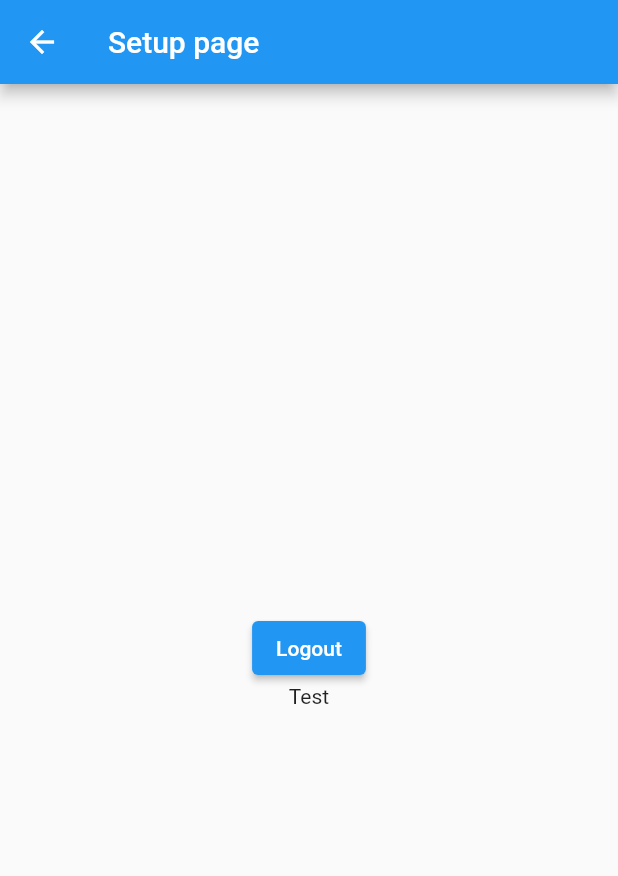
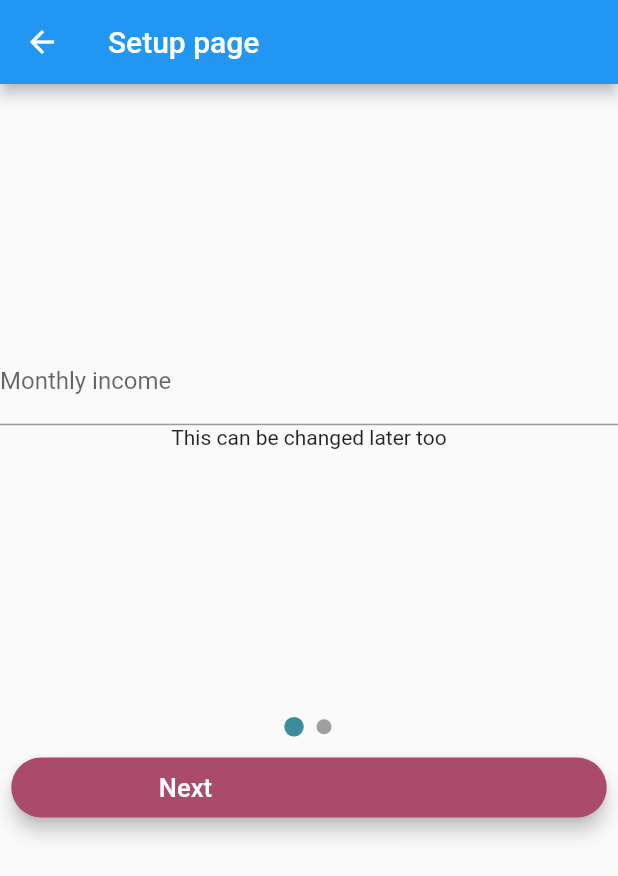
Before and after one commit to xtemplate24/budgetapp, a Flutter app: the SetupPage screen opened by its route, on a phone screen of 412 x 824 dp. Shown: the top 876 px of the screen. Run offline on Flutter 3.47's test engine with Material 2 defaults, Android fonts, the phone set to English and light mode, and no system bars; drawn by our look-alikes of smooth_page_indicator; our stand-ins replace cloud_firestore, firebase_auth, firebase_core, flutter_spinkit, sizer; accounts and stored records are empty.

Commit message:
Added set up screen and ability to update income

```diff
--- /dev/null
+++ b/lib/firebase_interactions/firebase_interactions.dart
@@ -0,0 +1,12 @@
+
+
+class FirebaseInteractions{
+  static Future<void> updateIncome(collection, uid, amount) {
+  return collection
+    .doc(uid)
+    .update({'income': amount})
+    .then((value) => print('updated'))
+    .catchError((error) => print("Failed to update user: $error"));
+}
+
+}
--- a/lib/screens/setup/setup.dart
+++ b/lib/screens/setup/setup.dart
@@ -1,3 +1,5 @@
+import 'package:budgetapp/components/color_theme.dart';
+import 'package:budgetapp/firebase_interactions/firebase_interactions.dart';
 import 'package:budgetapp/screens/home/home_state.dart';
 import 'package:flutter/material.dart';
 import 'package:budgetapp/screens/home/home_view.dart';
@@ -6,17 +8,13 @@ import 'package:cloud_firestore/cloud_firestore.dart';
 import 'package:firebase_auth/firebase_auth.dart';
 import 'package:flutter/material.dart';
 import 'package:sizer/sizer.dart';
+import 'package:smooth_page_indicator/smooth_page_indicator.dart';
 
 class SetupPage extends StatefulWidget {
   static const routeName = '/SetupPage';
   @override
   State<SetupPage> createState() => SetupPageState();
-
-
 }
-
-
-
 
 class SetupPageState extends State<SetupPage> {
   User? user = FirebaseAuth.instance.currentUser;
@@ -33,35 +31,103 @@ class SetupPageState extends State<SetupPage> {
   @override
   Widget build(BuildContext context) {
     CollectionReference users = FirebaseFirestore.instance.collection('users');
+    final TextEditingController budgetInputController = TextEditingController();
+    PageController pageController = PageController(
+      initialPage: 0,
+    );
 
     print("in setup page");
 
+    final pages = List.generate(
+      2,
+      ((index) => index == 0
+          ? Container(
+              child: Column(
+                  mainAxisAlignment: MainAxisAlignment.center,
+                  children: [
+                  TextField(
+                    keyboardType: TextInputType.number,
+                    controller: budgetInputController,
+                    decoration:
+                        const InputDecoration(labelText: "Monthly income"),
+                  ),
+                  const Text("This can be changed later too"),
+                ]))
+          : Container(
+              child: Text("Test"),
+            )),
+    );
+
+    Widget nextButton = ElevatedButton(
+      child: Padding(
+        padding: EdgeInsets.fromLTRB(width! * 0.2, 10, height! * 0.3, 10),
+        child: Text(
+          'Next',
+          style: TextStyle(fontSize: 17, color: Colors.white),
+        ),
+      ),
+      style: ElevatedButton.styleFrom(
+        primary: ColorTheme().gradientPurple,
+        shape: RoundedRectangleBorder(
+          borderRadius: BorderRadius.circular(25),
+        ),
+        elevation: 5.0,
+      ),
+      onPressed: () async {
+
+        if (pageController.page == 0) {
+          await FirebaseInteractions.updateIncome(
+            users, user!.uid, int.parse(budgetInputController.text.trim()));
+          await pageController.nextPage(
+              duration: Duration(milliseconds: 200), curve: Curves.easeIn);
+        } else {
+          Navigator.of(context, rootNavigator: true).pop();
+        }
+      },
+    );
+
+
+
     return Scaffold(
+      resizeToAvoidBottomInset: false,
       appBar: AppBar(
         title: const Text("Setup page"),
       ),
-                body: Center(
+      body: Container(
         child: Column(
-                    mainAxisAlignment: MainAxisAlignment.center,
-                    children: [
-                      ElevatedButton(
-                          onPressed: () async {
-                            await FirebaseAuth.instance.signOut();
-                            Navigator.pushAndRemoveUntil(
-                                context,
-                                MaterialPageRoute(
-                                  builder: (BuildContext context) =>
-                                      LoginPage(),
+          crossAxisAlignment: CrossAxisAlignment.center,
+          children: <Widget>[
+            Container(
+              height: height! * 0.5,
+              child: PageView.builder(
+                physics: NeverScrollableScrollPhysics(),
+                itemCount: pages.length,
+                controller: pageController,
+                itemBuilder: (_, index) {
+                  return pages[index % pages.length];
+                },
               ),
-                                (route) => false);
-                          },
-                          child: Text("Logout")),
-                      const Text("Test"),
+            ),
+            Container(
+              padding: EdgeInsets.fromLTRB(0, 10, 0, 10),
+              child: SmoothPageIndicator(
+                  controller: pageController,
+                  count: pages.length,
+                  effect: ScrollingDotsEffect(
+                    activeStrokeWidth: 2.6,
+                    activeDotScale: 1.3,
+                    maxVisibleDots: 5,
+                    radius: 8,
+                    spacing: 10,
+                    dotHeight: 10,
+                    dotWidth: 10,
+                    activeDotColor: ColorTheme().gradientGreen,
+                  )),
+            ),
+            nextButton,
           ],
         ),
       ),
-
-
     );
   }
 }
--- a/pubspec.yaml
+++ b/pubspec.yaml
@@ -41,6 +41,7 @@ dependencies:
   cloud_firestore: ^3.1.10
   sizer: ^2.0.15
   flutter_spinkit: ^5.1.0
+  smooth_page_indicator: ^1.0.0+2
 
 dev_dependencies:
   flutter_test:
```
Also changed, not shown: lib/screens/home/home_state.dart (+13 -0 lines), lib/screens/login/login_state.dart (+29 -4 lines), pubspec.lock. Lines whose indentation alone changed are shown as unchanged.
